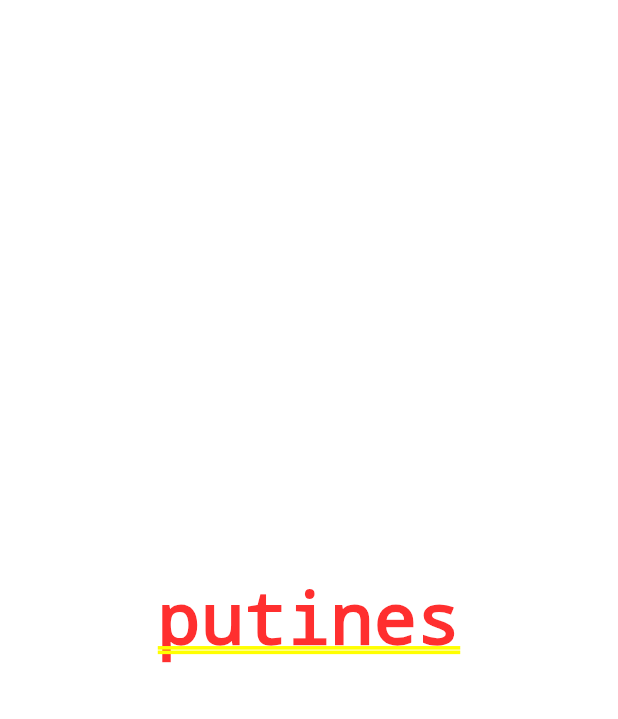
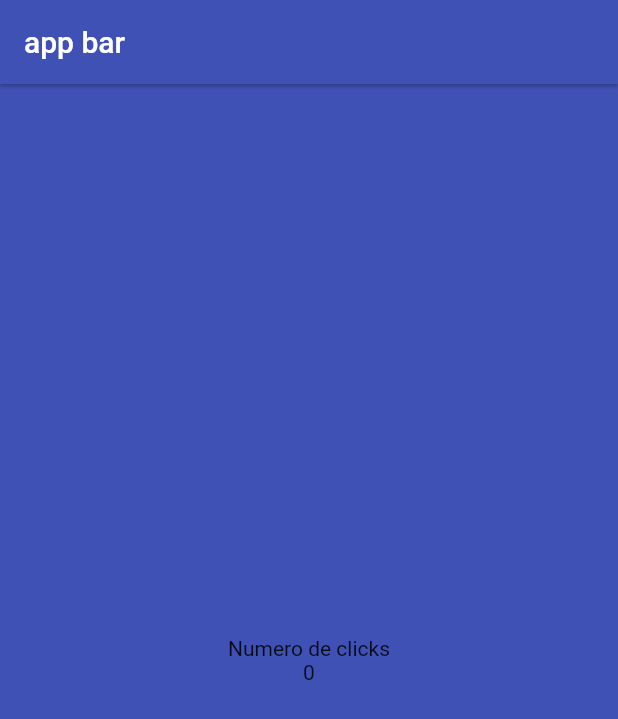
Before and after one commit to patinronin/flutter_course, a Flutter app: the screen it shows after launch, on a phone screen of 412 x 824 dp. Shown: the top 719 px of the screen. Run offline on Flutter 3.47's test engine with Material 2 defaults, Android fonts, the phone set to English and light mode, and no system bars.

Commit message:
hola mundo

```diff
--- a/dart_course/hola_mundo/lib/screens/home_screen.dart
+++ b/dart_course/hola_mundo/lib/screens/home_screen.dart
@@ -5,8 +5,21 @@ class HomeScreen extends StatelessWidget {
 
   @override
   Widget build(BuildContext context) {
-    return const Center(
-      child: Text("putines"),
+    return Scaffold(
+      appBar: AppBar(
+        title: const Text("app bar"),
+        backgroundColor: Colors.indigo,
+        elevation: 1,
+      ),
+      backgroundColor: Colors.indigo,
+      body: Center(
+        child: Column(
+            mainAxisAlignment: MainAxisAlignment.center,
+            children: const <Widget>[
+              Text("Numero de clicks"),
+              Text("0"),
+            ]),
+      ),
     );
   }
 }
```
